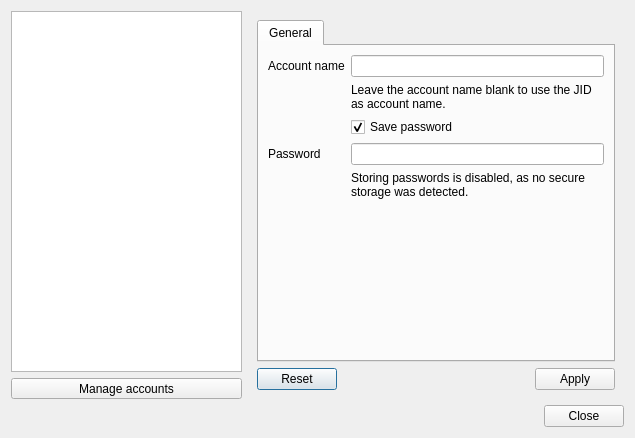
The window that data/dlg_account_manager.ui (jabbercat/jabbercat) describes before a commit, drawn with Qt 5.
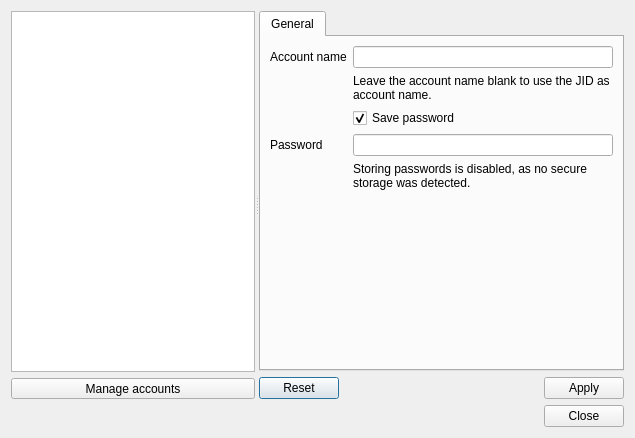
The same window after the commit. Icons and pictures are not drawn.

Commit message:
Show connection errors in roster window
This feature is still incomplete. The buttons are pretty much useless,
and it would be great if the notifications would automatically disappear
when an account tries to reconnect.

What changed in the file:
```diff
--- a/data/dlg_account_manager.ui
+++ b/data/dlg_account_manager.ui
@@ -15,8 +15,14 @@
   </property>
   <layout class="QVBoxLayout" name="verticalLayout_3">
    <item>
-    <layout class="QHBoxLayout" name="horizontalLayout">
-     <item>
+    <widget class="QSplitter" name="splitter">
+     <property name="orientation">
+      <enum>Qt::Horizontal</enum>
+     </property>
+     <property name="childrenCollapsible">
+      <bool>false</bool>
+     </property>
+     <widget class="QWidget" name="">
       <layout class="QVBoxLayout" name="verticalLayout">
        <item>
         <widget class="QTableView" name="account_list">
@@ -88,8 +94,7 @@
         </layout>
        </item>
       </layout>
-     </item>
-     <item>
+     </widget>
       <widget class="QWidget" name="editor_widget" native="true">
        <property name="enabled">
         <bool>true</bool>
@@ -190,8 +195,7 @@
         </item>
        </layout>
       </widget>
-     </item>
-    </layout>
+    </widget>
    </item>
    <item>
     <widget class="QDialogButtonBox" name="buttonBox">
```
Left out of the diff: 8 changed lines with no effect on the pictures. Lines whose indentation alone changed are shown as unchanged. The commit also changes 3 other files.
